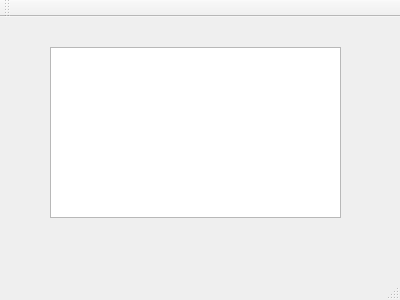
This is HardConfig/mainwindow.ui in GeorgeSergeev/QT-sandbox as Qt 5 draws it before an edit. The edited form follows.
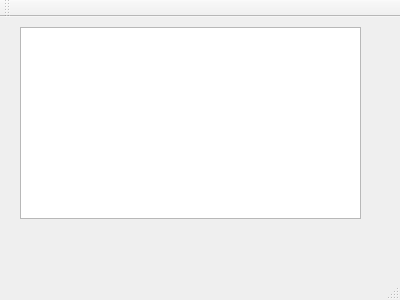
This is the edited form.

Commit message: Refactoring OS Info Registry read add

```diff
--- a/HardConfig/mainwindow.ui
+++ b/HardConfig/mainwindow.ui
@@ -17,13 +17,24 @@
    <widget class="QTextEdit" name="textEdit">
     <property name="geometry">
      <rect>
-      <x>50</x>
-      <y>30</y>
-      <width>291</width>
-      <height>171</height>
+      <x>20</x>
+      <y>10</y>
+      <width>341</width>
+      <height>192</height>
      </rect>
     </property>
    </widget>
+   <widget class="QWidget" name="horizontalLayoutWidget">
+    <property name="geometry">
+     <rect>
+      <x>20</x>
+      <y>20</y>
+      <width>2</width>
+      <height>2</height>
+     </rect>
+    </property>
+    <layout class="QHBoxLayout" name="horizontalLayout"/>
+   </widget>
   </widget>
   <widget class="QMenuBar" name="menuBar">
    <property name="geometry">
```
The commit also changes 2 other files.
